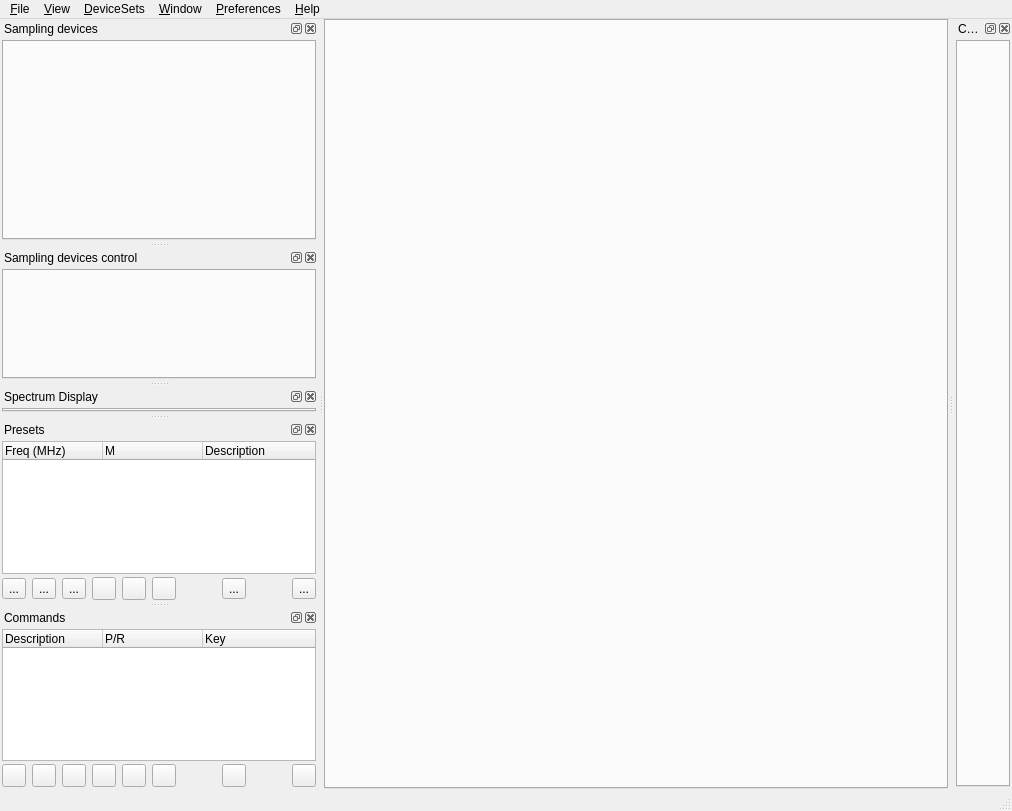
Before: the Qt Designer form sdrgui/mainwindow.ui in f4exb/sdrangel, drawn with Qt 5.
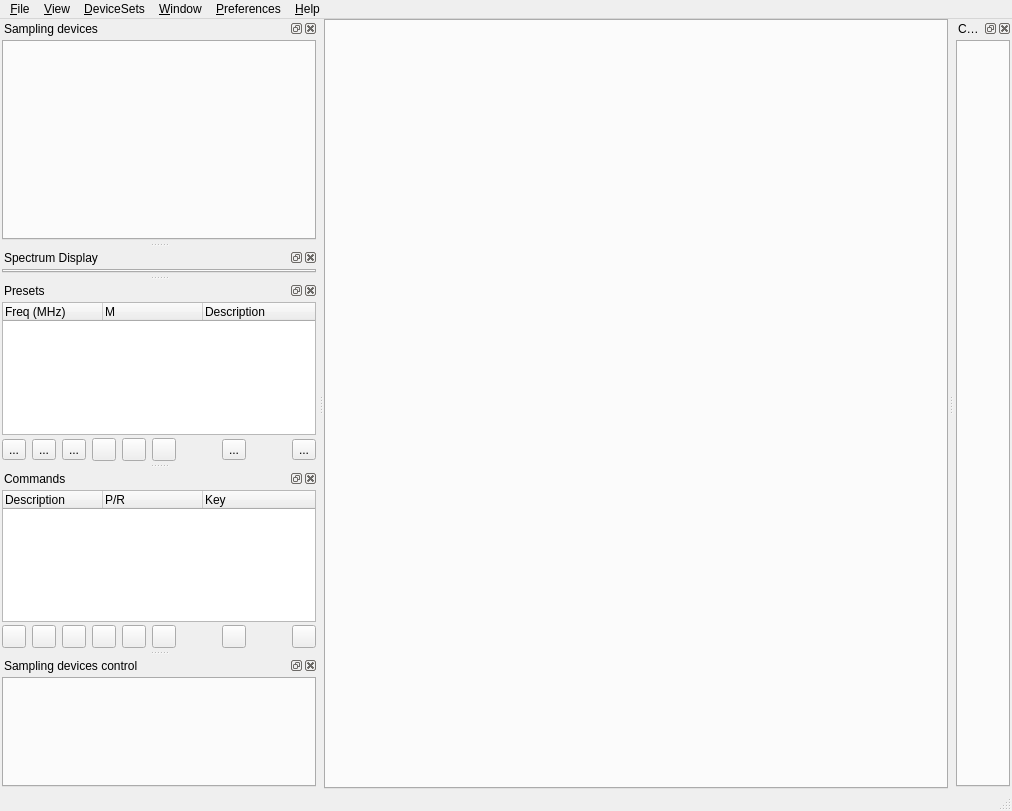
After: the same form once the commit is applied. Icons and pictures are not drawn. Custom widgets are drawn as their Qt base class.

Commit message: New sampling devices dock with change and reload buttons. Implements #629

What changed in the file:
```diff
--- a/sdrgui/mainwindow.ui
+++ b/sdrgui/mainwindow.ui
@@ -181,52 +181,6 @@
     </layout>
    </widget>
   </widget>
-  <widget class="QDockWidget" name="inputSelectDock">
-   <property name="windowTitle">
-    <string>Sampling devices control</string>
-   </property>
-   <attribute name="dockWidgetArea">
-    <number>1</number>
-   </attribute>
-   <widget class="QWidget" name="intputSelectDockWidget">
-    <property name="sizePolicy">
-     <sizepolicy hsizetype="Preferred" vsizetype="Maximum">
-      <horstretch>0</horstretch>
-      <verstretch>0</verstretch>
-     </sizepolicy>
-    </property>
-    <layout class="QVBoxLayout" name="verticalLayout_3">
-     <property name="spacing">
-      <number>3</number>
-     </property>
-     <property name="leftMargin">
-      <number>2</number>
-     </property>
-     <property name="topMargin">
-      <number>2</number>
-     </property>
-     <property name="rightMargin">
-      <number>2</number>
-     </property>
-     <property name="bottomMargin">
-      <number>2</number>
-     </property>
-     <item>
-      <widget class="QTabWidget" name="tabInputsSelect">
-       <property name="minimumSize">
-        <size>
-         <width>0</width>
-         <height>110</height>
-        </size>
-       </property>
-       <property name="currentIndex">
-        <number>-1</number>
-       </property>
-      </widget>
-     </item>
-    </layout>
-   </widget>
-  </widget>
   <widget class="QDockWidget" name="spectraDisplayDock">
    <property name="windowTitle">
     <string>Spectrum Display</string>
@@ -737,6 +691,52 @@
     </layout>
    </widget>
   </widget>
+  <widget class="QDockWidget" name="inputSelectDock">
+   <property name="windowTitle">
+    <string>Sampling devices control</string>
+   </property>
+   <attribute name="dockWidgetArea">
+    <number>1</number>
+   </attribute>
+   <widget class="QWidget" name="intputSelectDockWidget">
+    <property name="sizePolicy">
+     <sizepolicy hsizetype="Preferred" vsizetype="Maximum">
+      <horstretch>0</horstretch>
+      <verstretch>0</verstretch>
+     </sizepolicy>
+    </property>
+    <layout class="QVBoxLayout" name="verticalLayout_3">
+     <property name="spacing">
+      <number>3</number>
+     </property>
+     <property name="leftMargin">
+      <number>2</number>
+     </property>
+     <property name="topMargin">
+      <number>2</number>
+     </property>
+     <property name="rightMargin">
+      <number>2</number>
+     </property>
+     <property name="bottomMargin">
+      <number>2</number>
+     </property>
+     <item>
+      <widget class="QTabWidget" name="tabInputsSelect">
+       <property name="minimumSize">
+        <size>
+         <width>0</width>
+         <height>110</height>
+        </size>
+       </property>
+       <property name="currentIndex">
+        <number>-1</number>
+       </property>
+      </widget>
+     </item>
+    </layout>
+   </widget>
+  </widget>
   <action name="action_Exit">
    <property name="text">
     <string>E&amp;xit</string>
@@ -966,6 +966,12 @@
    <header>gui/channelsdock.h</header>
    <container>1</container>
   </customwidget>
+  <customwidget>
+   <class>SamplingDevicesDock</class>
+   <extends>QDockWidget</extends>
+   <header>gui/samplingdevicesdock.h</header>
+   <container>1</container>
+  </customwidget>
  </customwidgets>
  <tabstops>
   <tabstop>presetTree</tabstop>
```
Left out of the diff: 2 changed lines with no effect on the pictures. The commit also changes 12 other files.
